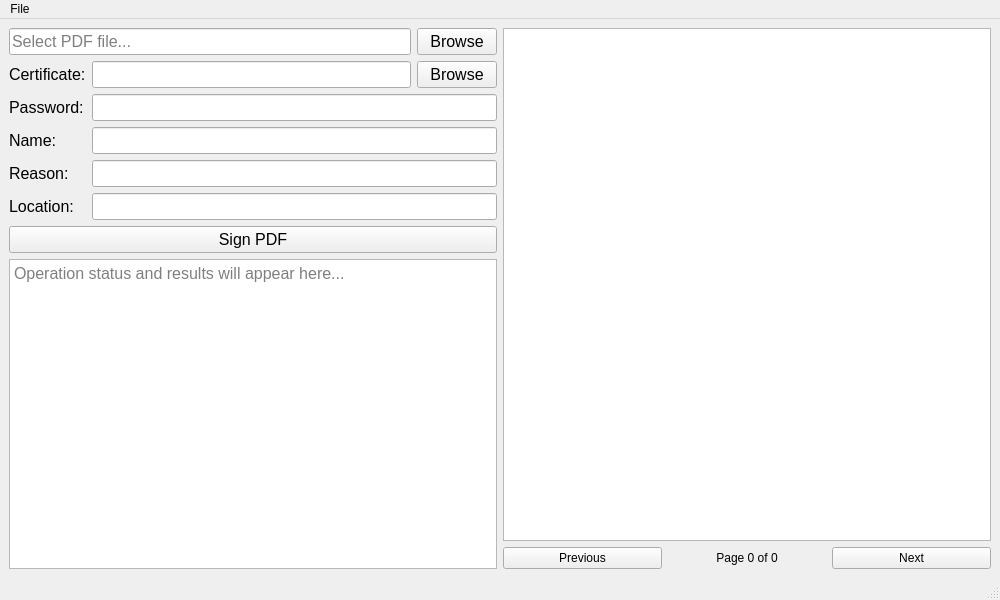
Qt form src/tools/pdf_tools/pdf_basic_operations/sign.ui (richardnoragon/1_2) before a commit.
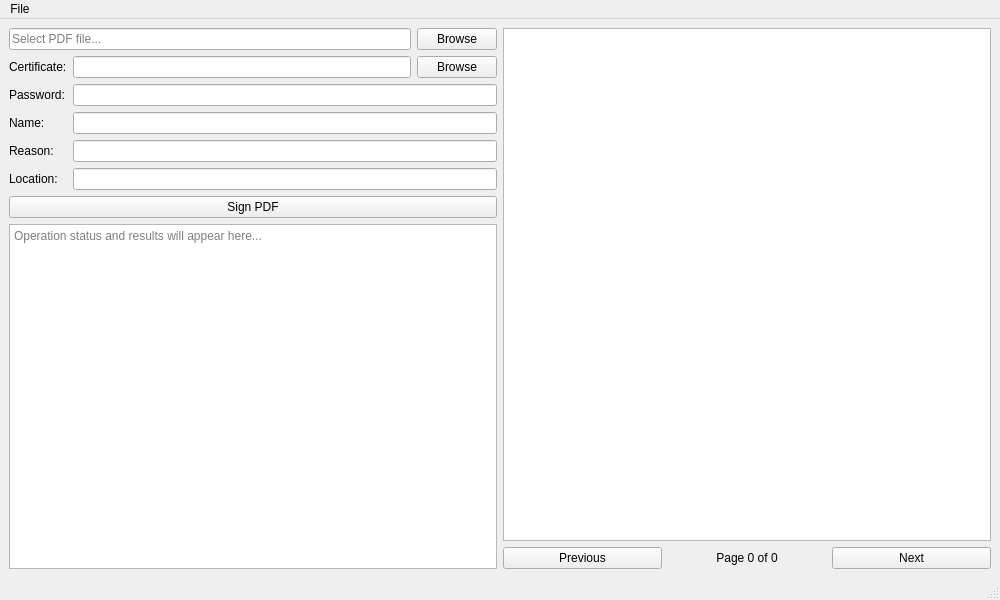
The same form after that commit.

What changed in the file:
```diff
--- a/src/tools/pdf_tools/pdf_basic_operations/sign.ui
+++ b/src/tools/pdf_tools/pdf_basic_operations/sign.ui
@@ -21,11 +21,6 @@
        <layout class="QHBoxLayout" name="horizontalLayout">
         <item>
          <widget class="QLineEdit" name="inputFileEdit">
-          <property name="font">
-           <font>
-            <pointsize>12</pointsize>
-           </font>
-          </property>
           <property name="placeholderText">
            <string>Select PDF file...</string>
           </property>
@@ -36,11 +31,6 @@
         </item>
         <item>
          <widget class="QPushButton" name="browseButton">
-          <property name="font">
-           <font>
-            <pointsize>12</pointsize>
-           </font>
-          </property>
           <property name="text">
            <string>Browse</string>
           </property>
@@ -52,11 +42,6 @@
        <layout class="QFormLayout" name="formLayout">
         <item row="0" column="0">
          <widget class="QLabel" name="certificateLabel">
-          <property name="font">
-           <font>
-            <pointsize>12</pointsize>
-           </font>
-          </property>
           <property name="text">
            <string>Certificate:</string>
           </property>
@@ -66,11 +51,6 @@
          <layout class="QHBoxLayout" name="horizontalLayout_2">
           <item>
            <widget class="QLineEdit" name="certificateEdit">
-            <property name="font">
-             <font>
-              <pointsize>12</pointsize>
-             </font>
-            </property>
             <property name="readOnly">
              <bool>true</bool>
             </property>
@@ -78,11 +58,6 @@
           </item>
           <item>
            <widget class="QPushButton" name="browseCertButton">
-            <property name="font">
-             <font>
-              <pointsize>12</pointsize>
-             </font>
-            </property>
             <property name="text">
              <string>Browse</string>
             </property>
@@ -92,11 +67,6 @@
         </item>
         <item row="1" column="0">
          <widget class="QLabel" name="passLabel">
-          <property name="font">
-           <font>
-            <pointsize>12</pointsize>
-           </font>
-          </property>
           <property name="text">
            <string>Password:</string>
           </property>
@@ -104,11 +74,6 @@
         </item>
         <item row="1" column="1">
          <widget class="QLineEdit" name="passEdit">
-          <property name="font">
-           <font>
-            <pointsize>12</pointsize>
-           </font>
-          </property>
           <property name="echoMode">
            <enum>QLineEdit::Password</enum>
           </property>
@@ -116,11 +81,6 @@
         </item>
         <item row="2" column="0">
          <widget class="QLabel" name="nameLabel">
-          <property name="font">
-           <font>
-            <pointsize>12</pointsize>
-           </font>
-          </property>
           <property name="text">
            <string>Name:</string>
           </property>
@@ -128,20 +88,10 @@
         </item>
         <item row="2" column="1">
          <widget class="QLineEdit" name="nameEdit">
-          <property name="font">
-           <font>
-            <pointsize>12</pointsize>
-           </font>
-          </property>
          </widget>
         </item>
         <item row="3" column="0">
          <widget class="QLabel" name="reasonLabel">
-          <property name="font">
-           <font>
-            <pointsize>12</pointsize>
-           </font>
-          </property>
           <property name="text">
            <string>Reason:</string>
           </property>
@@ -149,20 +99,10 @@
         </item>
         <item row="3" column="1">
          <widget class="QLineEdit" name="reasonEdit">
-          <property name="font">
-           <font>
-            <pointsize>12</pointsize>
-           </font>
-          </property>
          </widget>
         </item>
         <item row="4" column="0">
          <widget class="QLabel" name="locationLabel">
-          <property name="font">
-           <font>
-            <pointsize>12</pointsize>
-           </font>
-          </property>
           <property name="text">
            <string>Location:</string>
           </property>
@@ -170,22 +110,12 @@
         </item>
         <item row="4" column="1">
          <widget class="QLineEdit" name="locationEdit">
-          <property name="font">
-           <font>
-            <pointsize>12</pointsize>
-           </font>
-          </property>
          </widget>
         </item>
        </layout>
       </item>
       <item>
        <widget class="QPushButton" name="signButton">
-        <property name="font">
-         <font>
-          <pointsize>12</pointsize>
-         </font>
-        </property>
         <property name="text">
          <string>Sign PDF</string>
         </property>
@@ -193,11 +123,6 @@
       </item>
       <item>
        <widget class="QTextEdit" name="outputText">
-        <property name="font">
-         <font>
-          <pointsize>12</pointsize>
-         </font>
-        </property>
         <property name="readOnly">
          <bool>true</bool>
         </property>
```
Left out of the diff: 60 changed lines with no effect on the pictures.
